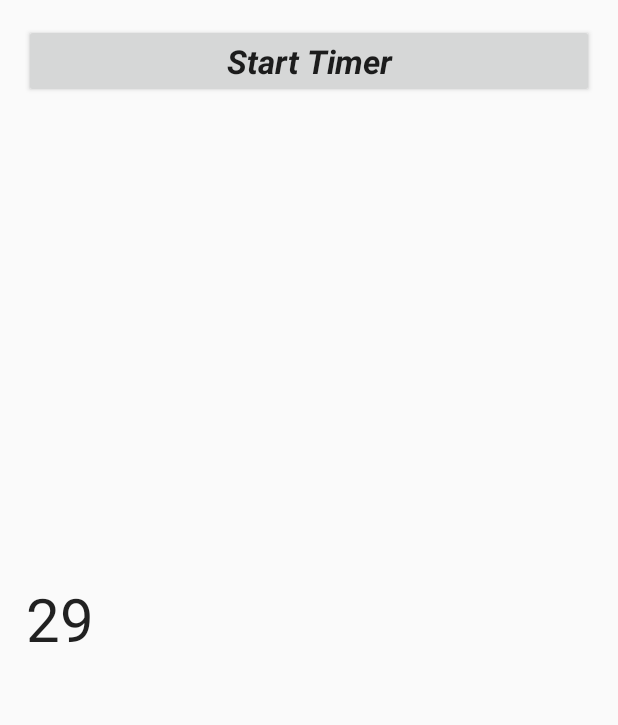
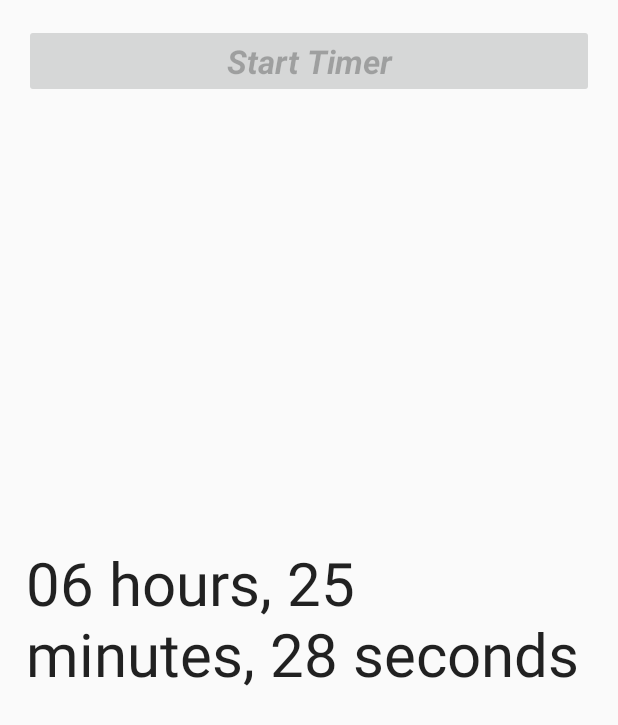
Before and after one commit to lucasskoff/DeathCountdown, an Android app: the screen it shows after launch (MainActivity), after a tap on "Start Timer", on a phone screen of 412 x 824 dp. Shown: the top 725 px of the screen. Run offline under Robolectric (Android 15) with nearby library versions, the phone set to English and light mode, and no system bars.

Commit message:
Timer with hours, minutes, and seconds

```diff
--- a/app/src/main/java/com/example/deathcountdown/MainActivity.java
+++ b/app/src/main/java/com/example/deathcountdown/MainActivity.java
@@ -31,24 +31,38 @@ public class MainActivity extends AppCompatActivity {
         setContentView(R.layout.activity_main);
         button= (Button) findViewById(R.id.button);
         textView= (TextView) findViewById(R.id.textView);
-        Integer initialTime = INIT_TIME / INTERVAL;
-        String initialTimerText = String.valueOf(initialTime);
-        textView.setText(initialTimerText);
+        int hoursToGo = 6;
+        int minutesToGo = 25;
+        int secondsToGo = 30;
+
+        final long millisToGo = secondsToGo*1000+minutesToGo*1000*60+hoursToGo*1000*60*60;
+        setClockText(millisToGo);
         button.setOnClickListener(new View.OnClickListener()
         {
             @Override
             public void onClick(View v) {
-                new CountDownTimer(INIT_TIME, INTERVAL){
+                button.setEnabled(false);
+                new CountDownTimer(millisToGo, INTERVAL){
                     private final Integer DISPLAY_INITIAL_TIME = INIT_TIME / INTERVAL;
+                    @Override
                     public void onTick(long millisUntilFinished){
-                        textView.setText(String.valueOf(DISPLAY_INITIAL_TIME - counter));
+                        setClockText(millisUntilFinished);
                         counter++;
                     }
+                    @Override
                     public  void onFinish(){
-                        textView.setText("FINISH!!");
+                        textView.setText("YOU DIED!!");
                     }
                 }.start();
             }
         });
     }
+
+    public void setClockText(long millisUntilFinished) {
+        int seconds = (int) (millisUntilFinished / 1000) % 60 ;
+        int minutes = (int) ((millisUntilFinished / (1000*60)) % 60);
+        int hours   = (int) ((millisUntilFinished / (1000*60*60)) % 24);
+        String text = String.format("%02d hours, %02d minutes, %02d seconds",hours,minutes,seconds);
+        textView.setText(text);
+    }
 }
```
